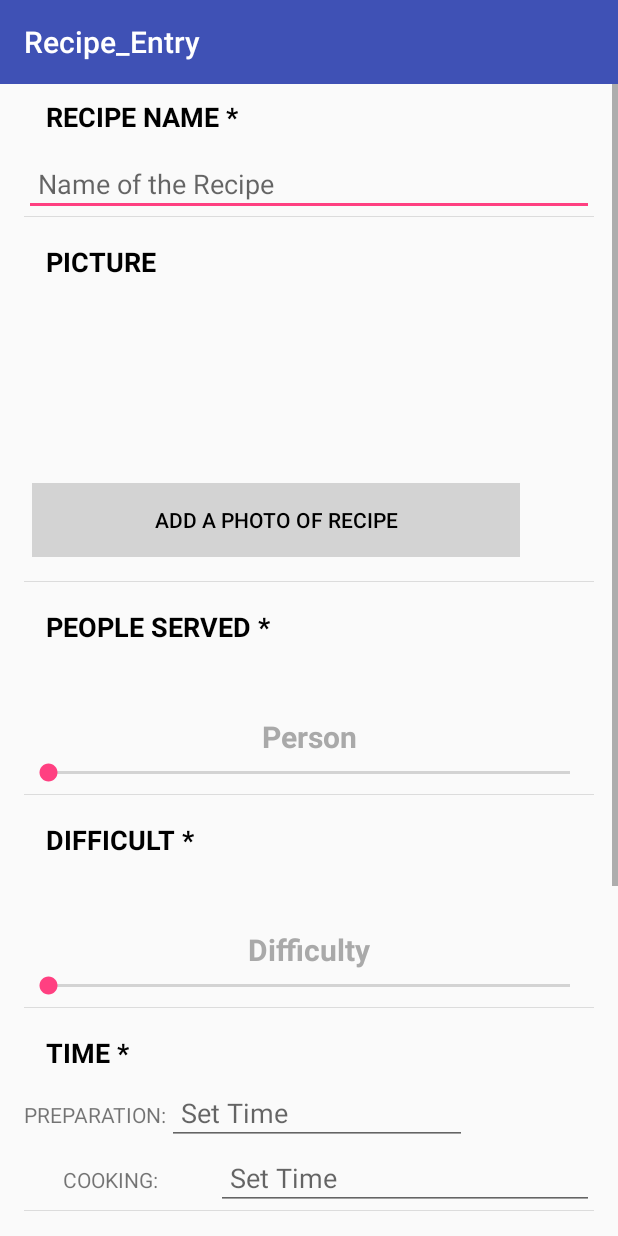
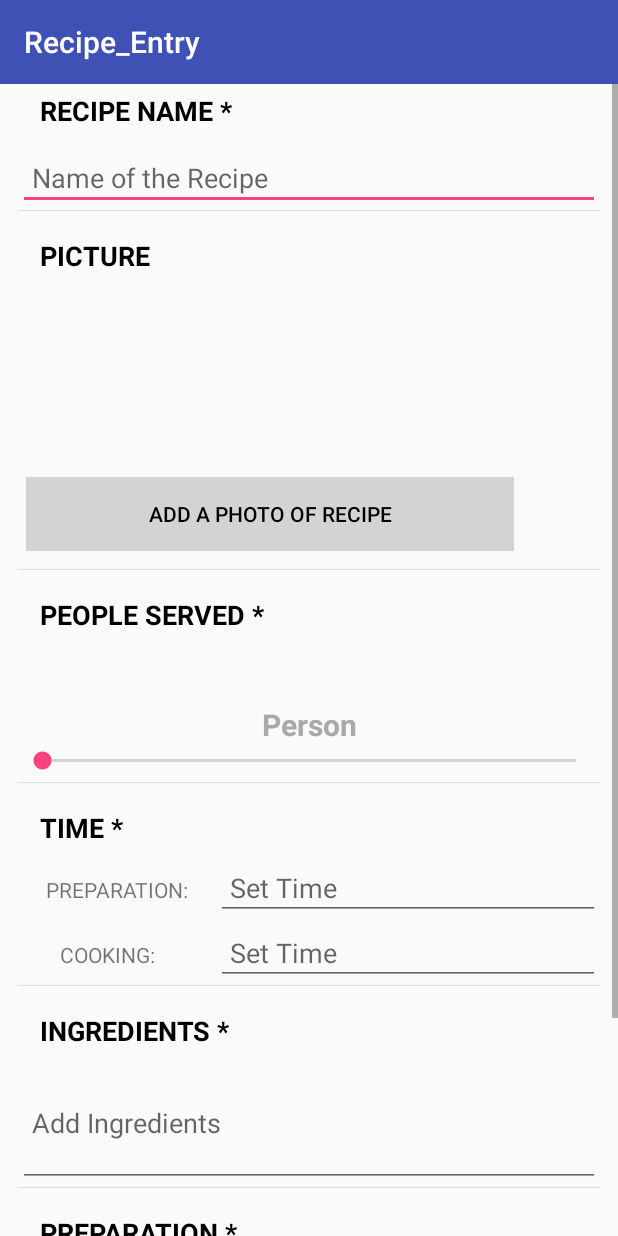
Before and after one commit to m10gandhi/MyRecipeJournal, an Android app: the Recipe_Entry screen opened directly, with no data from a screen before it, on a phone screen of 412 x 824 dp. Run offline under Robolectric (Android 15) with nearby library versions, the phone set to English and light mode, and no system bars; our stand-ins replace Firebase (no records; nobody signed in at launch, a user with empty details on screens opened directly); 1 statement that could not run was skipped.

Commit message:
Backup commit

```diff
--- a/app/src/main/java/com/example/m10ga/myrecipejournal/Recipe_Entry.java
+++ b/app/src/main/java/com/example/m10ga/myrecipejournal/Recipe_Entry.java
@@ -87,8 +87,8 @@ public class Recipe_Entry extends AppCompatActivity {
         tv_cookTime = (TextView) findViewById(R.id.tv_cookTime);
         seekbar = (SeekBar) findViewById(R.id.seekbar);
         tv_seek = (TextView) findViewById(R.id.tv_seek);
-        seekbar1 = (SeekBar) findViewById(R.id.seekbar1);
-        tv_diff = (TextView) findViewById(R.id.tv_diff);
+       // seekbar1 = (SeekBar) findViewById(R.id.seekbar1);
+       // tv_diff = (TextView) findViewById(R.id.tv_diff);
 //        btn_photo = (Button) findViewById(R.id.btn_photo);
         btn_submit = (Button) findViewById(R.id.btn_submit);
         btn_photo=(Button)findViewById(R.id.btn_photo);
--- a/app/src/main/java/com/example/m10ga/myrecipejournal/URLEntry.java
+++ b/app/src/main/java/com/example/m10ga/myrecipejournal/URLEntry.java
@@ -25,7 +25,7 @@ import java.util.LinkedHashMap;
 import java.util.Map;
 
 public class URLEntry extends AppCompatActivity {
-    EditText edt_url,edt_recipe;
+    EditText edt_url,edt_urlrecipe;
     Button btn_url;
     FirebaseDatabase database = FirebaseDatabase.getInstance();
     DatabaseReference myRef = database.getReference("url");
@@ -37,7 +37,7 @@ public class URLEntry extends AppCompatActivity {
         setContentView(R.layout.activity_urlentry);
 
         edt_url=(EditText)findViewById(R.id.edt_url);
-        edt_recipe=(EditText)findViewById(R.id.edt_recipe);
+        edt_urlrecipe=(EditText)findViewById(R.id.edt_urlrecipe);
         btn_url=(Button)findViewById(R.id.btn_url);
 
         btn_url.setOnClickListener(new View.OnClickListener() {
@@ -52,7 +52,7 @@ public class URLEntry extends AppCompatActivity {
     private void onSubmit()
     {
         url=edt_url.getText().toString();
-        url_recipe=edt_recipe.getText().toString();
+        url_recipe=edt_urlrecipe.getText().toString();
 
         myRef.child(url_recipe).addValueEventListener(new ValueEventListener() {
             @Override
--- a/app/src/main/res/layout/activity_urlentry.xml
+++ b/app/src/main/res/layout/activity_urlentry.xml
@@ -7,7 +7,7 @@
     tools:context="com.example.m10ga.myrecipejournal.URLEntry">
 
     <EditText
-        android:id="@+id/edt_recipe"
+        android:id="@+id/edt_urlrecipe"
         android:layout_width="289dp"
         android:layout_height="0dp"
         android:layout_marginBottom="44dp"
--- a/app/src/main/res/layout/content_recipe_entry.xml
+++ b/app/src/main/res/layout/content_recipe_entry.xml
@@ -128,7 +128,7 @@
             <!--Seek Bar-->
 
 
-            <TextView
+        <!--    <TextView
                 android:layout_width="match_parent"
                 android:layout_height="40dp"
                 android:text="DIFFICULT *"
@@ -166,7 +166,7 @@
                 android:max="12"/>
 
 
-            <View style="@style/Divider"/>
+            <View style="@style/Divider"/> -->
 
             <TextView
                 android:layout_width="match_parent"
@@ -191,21 +191,22 @@
                 >
 
                 <TextView
+                    android:id="@+id/tv_prepTime"
+                    android:layout_width="139dp"
+                    android:layout_height="wrap_content"
+                    android:layout_weight="3"
                     android:gravity="center"
-                    android:layout_width="wrap_content"
-                    android:layout_height="wrap_content"
                     android:text="Preparation:"
-                    android:textAllCaps="true"
-                    android:layout_weight="3"
-                    android:id="@+id/tv_prepTime"/>
+                    android:textAllCaps="true" />
+
                 <EditText
                     android:id="@+id/edt_prepTime"
-                    android:layout_width="200dp"
+                    android:layout_width="264dp"
                     android:layout_height="wrap_content"
                     android:layout_weight="3"
                     android:ems="10"
-                    android:padding="9sp"
-                    android:hint="Set Time"/>
+                    android:hint="Set Time"
+                    android:padding="9sp" />
             </LinearLayout>
 
             <LinearLayout
--- a/app/src/main/res/values/dimens.xml
+++ b/app/src/main/res/values/dimens.xml
@@ -4,6 +4,6 @@
     <dimen name="text_margin">16dp</dimen>
     <dimen name="detail_backdrop_height">256dp</dimen>
     <dimen name="card_margin">16dp</dimen>
-    <dimen name="activity_horizontal_margin">16dp</dimen>
-    <dimen name="activity_vertical_margin">16dp</dimen>
+    <dimen name="activity_horizontal_margin">12dp</dimen>
+    <dimen name="activity_vertical_margin">12dp</dimen>
 </resources>
```
Also changed, not shown: app/src/main/java/com/example/m10ga/myrecipejournal/DetailsActivity.java (+11 -11 lines), app/src/main/java/com/example/m10ga/myrecipejournal/Model/ListItem.java (+10 -0 lines), app/src/main/java/com/example/m10ga/myrecipejournal/Popular.java (+8 -0 lines), app/src/main/java/com/example/m10ga/myrecipejournal/Recent.java (+35 -21 lines), app/src/main/res/drawable/ic_person_black_24dp.xml (added, +9 -0 lines), app/src/main/res/drawable/ic_star_black_24dp.xml (added, +9 -0 lines), app/src/main/res/layout/activity_details.xml (+0 -12 lines), app/src/main/res/layout/row_layout.xml (+17 -19 lines), app/src/main/res/menu/menu_delete.xml (+5 -3 lines).
